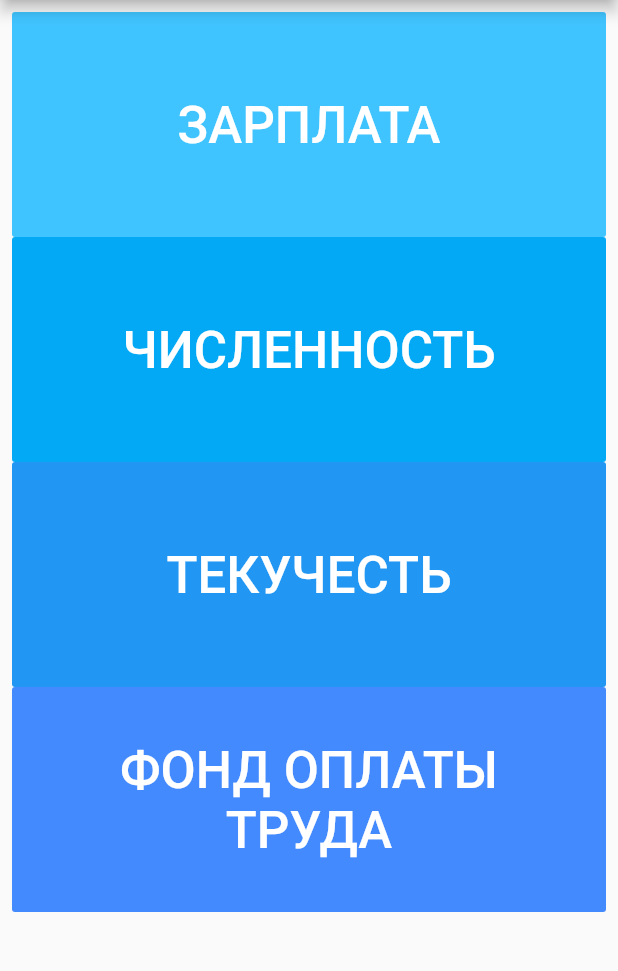
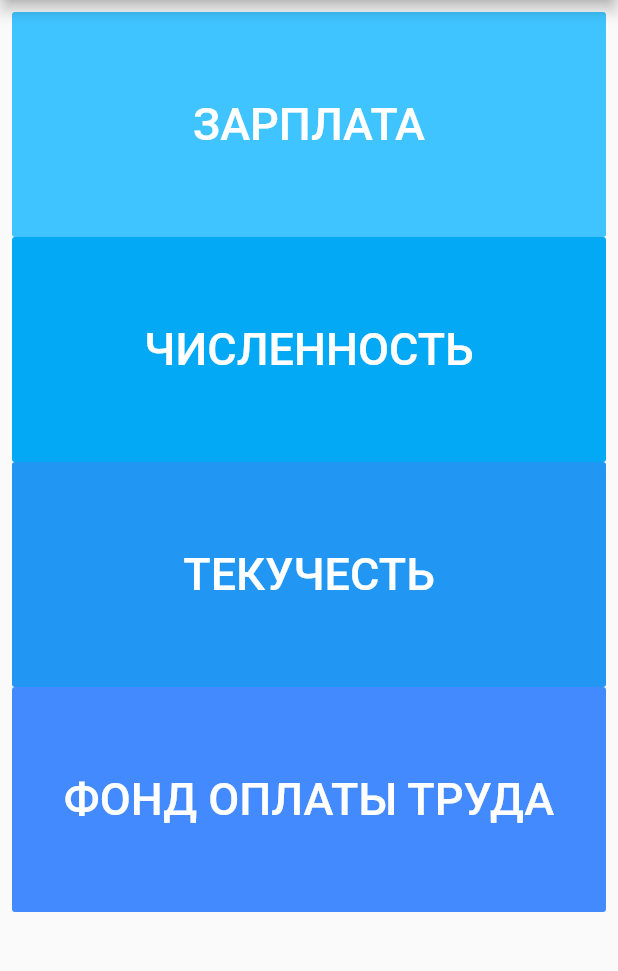
Before and after one commit to CoMatu/hr_metrics, a Flutter app: the screen it shows after launch, on a phone screen of 412 x 824 dp, the part 84-1055 px from its top. Run offline on Flutter 3.47's test engine with Material 2 defaults, Android fonts, the phone set to English and light mode, and no system bars; our stand-ins replace charts_flutter.

```diff
--- a/lib/main.dart
+++ b/lib/main.dart
@@ -39,7 +39,7 @@ class MyApp extends StatelessWidget {
                   child: new Text('ЗАРПЛАТА',
                     style: new TextStyle(
                         color: Colors.white,
-                        fontSize: 34.0
+                        fontSize: 30.0
                     ),
                     textAlign: TextAlign.center,
                   ),
@@ -60,7 +60,7 @@ class MyApp extends StatelessWidget {
                   child: new Text('ЧИСЛЕННОСТЬ',
                     style: new TextStyle(
                         color: Colors.white,
-                        fontSize: 34.0
+                        fontSize: 30.0
                     ),
                     textAlign: TextAlign.center,
                   ),
@@ -76,7 +76,7 @@ class MyApp extends StatelessWidget {
                   child: new Text('ТЕКУЧЕСТЬ',
                     style: new TextStyle(
                         color: Colors.white,
-                        fontSize: 34.0
+                        fontSize: 30.0
                     ),
                     textAlign: TextAlign.center,
                   ),
@@ -92,7 +92,7 @@ class MyApp extends StatelessWidget {
                   child: new Text('ФОНД ОПЛАТЫ ТРУДА',
                     style: new TextStyle(
                         color: Colors.white,
-                        fontSize: 34.0
+                        fontSize: 30.0
                     ),
                     textAlign: TextAlign.center,
                   ),
```
Also changed, not shown: lib/FetchChartData.dart (+11 -27 lines), lib/SalaryView.dart (+6 -10 lines).
